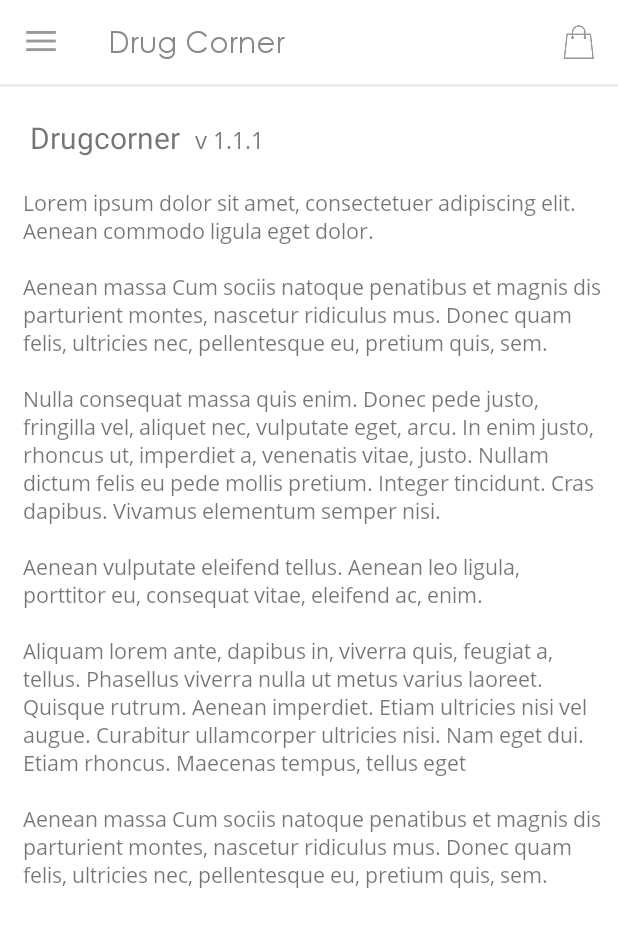
After one commit to ravigupta9363/CustomerApp, an Android app: the fragment AboutUsFragment placed in its activity, on a phone screen of 412 x 824 dp. The commit adds this screen. Shown: the top 927 px of the screen. Run offline under Robolectric (Android 15) with nearby library versions, the phone set to English and light mode, and no system bars; Roboto replaces fonts that are not available here; 5 statements that could not run were skipped.

Commit message:
"about us page completed"

```diff
--- /dev/null
+++ b/app/src/main/java/com/example/ravi_gupta/slider/Fragment/AboutUsFragment.java
@@ -0,0 +1,131 @@
+package com.example.ravi_gupta.slider.Fragment;
+
+import android.app.Activity;
+import android.app.Fragment;
+import android.graphics.Typeface;
+import android.net.Uri;
+import android.os.Bundle;
+import android.text.Html;
+import android.text.method.ScrollingMovementMethod;
+import android.view.LayoutInflater;
+import android.view.View;
+import android.view.ViewGroup;
+import android.widget.TextView;
+
+import com.example.ravi_gupta.slider.R;
+
+/**
+ * A simple {@link Fragment} subclass.
+ * Activities that contain this fragment must implement the
+ * {@link AboutUsFragment.OnFragmentInteractionListener} interface
+ * to handle interaction events.
+ * Use the {@link AboutUsFragment#newInstance} factory method to
+ * create an instance of this fragment.
+ */
+public class AboutUsFragment extends android.support.v4.app.Fragment {
+    // TODO: Rename parameter arguments, choose names that match
+    // the fragment initialization parameters, e.g. ARG_ITEM_NUMBER
+    private static final String ARG_PARAM1 = "param1";
+    private static final String ARG_PARAM2 = "param2";
+    TextView productName;
+    TextView version;
+    TextView aboutText;
+
+    // TODO: Rename and change types of parameters
+    private String mParam1;
+    private String mParam2;
+
+    private OnFragmentInteractionListener mListener;
+
+    /**
+     * Use this factory method to create a new instance of
+     * this fragment using the provided parameters.
+     *
+     * @param param1 Parameter 1.
+     * @param param2 Parameter 2.
+     * @return A new instance of fragment AboutUsFragment.
+     */
+    // TODO: Rename and change types and number of parameters
+    public static AboutUsFragment newInstance(String param1, String param2) {
+        AboutUsFragment fragment = new AboutUsFragment();
+        return fragment;
+    }
+
+    public AboutUsFragment() {
+        // Required empty public constructor
+    }
+
+    @Override
+    public void onCreate(Bundle savedInstanceState) {
+        super.onCreate(savedInstanceState);
+    }
+
+    @Override
+    public View onCreateView(LayoutInflater inflater, ViewGroup container,
+                             Bundle savedInstanceState) {
+        // Inflate the layout for this fragment
+        View rootview = inflater.inflate(R.layout.fragment_about_us, container, false);
+
+        Typeface typeface1 = Typeface.createFromAsset(getActivity().getAssets(),"fonts/gothic.ttf");
+        Typeface typeface2 = Typeface.createFromAsset(getActivity().getAssets(),"fonts/OpenSans-Regular.ttf");
+        Typeface typeface3 = Typeface.createFromAsset(getActivity().getAssets(), "fonts/Lato-Regular.ttf");
+        productName = (TextView) rootview.findViewById(R.id.fragment_about_us_textview1);
+        version = (TextView) rootview.findViewById(R.id.fragment_about_us_textview2);
+        aboutText = (TextView) rootview.findViewById(R.id.fragment_about_us_textview3);
+
+        productName.setTypeface(typeface3);
+        version.setTypeface(typeface2);
+        aboutText.setTypeface(typeface2);
+
+        aboutText.setMovementMethod(new ScrollingMovementMethod());
+
+        String aboutTextString  = "<p>Lorem ipsum dolor sit amet, consectetuer adipiscing elit. Aenean commodo ligula eget dolor.</p>" +
+                "<p> Aenean massa Cum sociis natoque penatibus et magnis dis parturient montes, nascetur ridiculus mus. Donec quam felis, ultricies nec, pellentesque eu, pretium quis, sem.</p>" +
+                "<p> Nulla consequat massa quis enim. Donec pede justo, fringilla vel, aliquet nec, vulputate eget, arcu. In enim justo, rhoncus ut, imperdiet a, venenatis vitae, justo. Nullam dictum felis eu pede mollis pretium. Integer tincidunt. Cras dapibus. Vivamus elementum semper nisi.</p>" +
+                "<p> Aenean vulputate eleifend tellus. Aenean leo ligula, porttitor eu, consequat vitae, eleifend ac, enim.</p>" +
+                "<p> Aliquam lorem ante, dapibus in, viverra quis, feugiat a, tellus. Phasellus viverra nulla ut metus varius laoreet. Quisque rutrum. Aenean imperdiet. Etiam ultricies nisi vel augue. Curabitur ullamcorper ultricies nisi. Nam eget dui. Etiam rhoncus. Maecenas tempus, tellus eget </p>" +
+                "<p> Aenean massa Cum sociis natoque penatibus et magnis dis parturient montes, nascetur ridiculus mus. Donec quam felis, ultricies nec, pellentesque eu, pretium quis, sem.</p>";
+        aboutText.setText(Html.fromHtml(aboutTextString));
+        return rootview;
+    }
+
+    // TODO: Rename method, update argument and hook method into UI event
+    public void onButtonPressed(Uri uri) {
+        if (mListener != null) {
+            mListener.onFragmentInteraction(uri);
+        }
+    }
+
+    @Override
+    public void onAttach(Activity activity) {
+        super.onAttach(activity);
+        try {
+            mListener = (OnFragmentInteractionListener) activity;
+        } catch (ClassCastException e) {
+            throw new ClassCastException(activity.toString()
+                    + " must implement OnFragmentInteractionListener");
+        }
+    }
+
+    @Override
+    public void onDetach() {
+        super.onDetach();
+        mListener = null;
+    }
+
+    /**
+     * This interface must be implemented by activities that contain this
+     * fragment to allow an interaction in this fragment to be communicated
+     * to the activity and potentially other fragments contained in that
+     * activity.
+     * <p/>
+     * See the Android Training lesson <a href=
+     * "http://developer.android.com/training/basics/fragments/communicating.html"
+     * >Communicating with Other Fragments</a> for more information.
+     */
+    public interface OnFragmentInteractionListener {
+        // TODO: Update argument type and name
+        public void onFragmentInteraction(Uri uri);
+    }
+
+}
--- a/app/src/main/java/com/example/ravi_gupta/slider/MainActivity.java
+++ b/app/src/main/java/com/example/ravi_gupta/slider/MainActivity.java
@@ -1,8 +1,9 @@
 package com.example.ravi_gupta.slider;
 
-import android.app.FragmentManager;
 import android.app.ProgressDialog;
+import android.content.ActivityNotFoundException;
 import android.content.Context;
+import android.content.Intent;
 import android.content.res.Configuration;
 import android.content.res.TypedArray;
 import android.graphics.Color;
@@ -32,6 +33,7 @@
 import com.example.ravi_gupta.slider.Adapter.NavDrawerListAdapter;
 import com.example.ravi_gupta.slider.Details.AddressDetails;
 import com.example.ravi_gupta.slider.Details.NavigationDrawerItemDetails;
+import com.example.ravi_gupta.slider.Fragment.AboutUsFragment;
 import com.example.ravi_gupta.slider.Fragment.ListFragment;
 import com.example.ravi_gupta.slider.Fragment.MainFragment;
 import com.example.ravi_gupta.slider.Fragment.SendOrderFragment;
@@ -44,7 +46,7 @@
 
 public class MainActivity extends ActionBarActivity implements ListFragment.OnFragmentInteractionListener, OnFragmentChange,
         SendOrderFragment.OnFragmentInteractionListener, changeLocationFragment.OnFragmentInteractionListener,
-        MainFragment.OnFragmentInteractionListener{
+        MainFragment.OnFragmentInteractionListener, AboutUsFragment.OnFragmentInteractionListener{
 
     public int updateLocation = 0;
     public boolean addedToList = false;
@@ -80,17 +82,9 @@
         decor.removeView(child);
         LinearLayout container = (LinearLayout) mDrawerLayout.findViewById(R.id.mContainer); // This is the container we defined just now.
         container.addView(child);
-
         // Make the drawer replace the first child
         decor.addView(mDrawerLayout);
-        //android.support.v7.widget.Toolbar toolbar = (android.support.v7.widget.Toolbar)findViewById(R.id.toolbar);
-        //TextView toolbarText = (TextView)findViewById(R.id.toolbarText);
-
-        //Typeface typeFace=Typeface.createFromAsset(toolbar.getContext().getAssets(), "fonts/gothic.ttf");
-        //toolbarText.setTypeface(typeFace);
-
-
-        getSupportActionBar().setElevation(0);
+        getSupportActionBar().setElevation(0);//Removing Shaodow
 
         // load slide menu items
         navMenuTitles = getResources().getStringArray(R.array.sections_title);
@@ -113,21 +107,12 @@
         navDrawerItems.add(new NavigationDrawerItemDetails(navMenuTitles[6], navMenuIcons.getResourceId(6, -1)));
         navDrawerItems.add(new NavigationDrawerItemDetails(navMenuTitles[7], navMenuIcons.getResourceId(7, -1)));
 
-
         // Recycle the typed array
         navMenuIcons.recycle();
 
-
-
-        //Typeface typeFace=Typeface.createFromAsset(getAssets(), "fonts/gothic.ttf");
-
         SpannableString s = new SpannableString("Drug Corner");
-        //
-
         s.setSpan(new TypefaceSpan(this, "gothic.ttf"), 0, s.length(), Spannable.SPAN_EXCLUSIVE_EXCLUSIVE);
         s.setSpan(new ForegroundColorSpan(Color.GRAY), 0, s.length(), Spannable.SPAN_INCLUSIVE_INCLUSIVE);
-
-// Update the action bar title with the TypefaceSpan instance
         android.support.v7.app.ActionBar actionBar = getSupportActionBar();
         actionBar.setTitle(s);
         mTitle = mDrawerTitle = s.toString();
@@ -149,25 +134,18 @@
                 R.string.app_name // nav drawer close - description for accessibility
         ){
             public void onDrawerClosed(View view) {
-               // getSupportActionBar().setTitle(mDrawerTitle);
-                //getActionBar().setTitle(mDrawerTitle);
-                // calling onPrepareOptionsMenu() to show action bar icons
                 invalidateOptionsMenu();
             }
 
             public void onDrawerOpened(View drawerView) {
-                //getActionBar().setTitle(mDrawerTitle);
-              //  getSupportActionBar().setTitle(mDrawerTitle);
-                // calling onPrepareOptionsMenu() to hide action bar icons
                 invalidateOptionsMenu();
             }
         };
+
         mDrawerLayout.setDrawerListener(mDrawerToggle);
         mDrawerList.setOnItemClickListener(new SlideMenuClickListener());
 
         if (savedInstanceState == null) {
-            // on first time display view for first nav item
-            //displayView(0);
         }
 
     }
@@ -185,6 +163,7 @@
     private void displayView(int position) {
         // update the main content by replacing fragments
         Fragment fragment = null;
+        final android.support.v4.app.FragmentManager fragmentManager = getSupportFragmentManager();
         switch (position) {
             case 0:
                 //fragment = new HomeFragment();
@@ -201,10 +180,25 @@
                 //fragment = new CommunityFragment();
                 break;
             case 4:
-                //fragment = new PagesFragment();
+                Uri uri = Uri.parse("market://details?id=" + "com.cubeactive.qnotelistfree" );// this.getPackageName()
+                Intent goToMarket = new Intent(Intent.ACTION_VIEW, uri);
+                try {
+                    startActivity(goToMarket);
+                } catch (ActivityNotFoundException e) {
+                    startActivity(new Intent(Intent.ACTION_VIEW, Uri.parse("http://play.google.com/store/apps/details?id=" +  "com.cubeactive.qnotelistfree")));
+                }
+                mDrawerLayout.closeDrawer(mDrawerList);
                 break;
             case 5:
                 //fragment = new WhatsHotFragment();
+                break;
+            case 6:
+                break;
+            case 7:
+                fragmentManager.beginTransaction()
+                        .replace(R.id.fragment_main_container, new AboutUsFragment()).addToBackStack(null)
+                        .commitAllowingStateLoss();
+                mDrawerLayout.closeDrawer(mDrawerList);
                 break;
 
             default:
@@ -212,7 +206,7 @@
         }
 
         if (fragment != null) {
-            FragmentManager fragmentManager = getFragmentManager();
+            //FragmentManager fragmentManager = getFragmentManager();
             //fragmentManager.beginTransaction()
               //      .replace(R.id.frame_container, fragment).commit();
 
@@ -221,6 +215,7 @@
             mDrawerList.setSelection(position);
             setTitle(navMenuTitles[position]);
             mDrawerLayout.closeDrawer(mDrawerList);
+
         } else {
             // error in creating fragment
             Log.e("MainActivity", "Error in creating fragment");
--- /dev/null
+++ b/app/src/main/res/layout/fragment_about_us.xml
@@ -0,0 +1,52 @@
+<LinearLayout xmlns:android="http://schemas.android.com/apk/res/android"
+    xmlns:tools="http://schemas.android.com/tools" android:layout_width="match_parent"
+    android:layout_height="match_parent" android:orientation="vertical"
+    tools:context="com.example.ravi_gupta.slider.Fragment.AboutUsFragment"
+    android:background="#FFF">
+
+    <View
+        android:layout_width="match_parent"
+        android:layout_height="2dp"
+        android:background="#EEE"
+        android:id="@+id/view"/>
+
+    <LinearLayout
+        android:layout_width="match_parent"
+        android:layout_height="wrap_content"
+        android:orientation="horizontal"
+        android:layout_marginTop="10dp"
+        android:layout_marginBottom="0dp"
+        android:padding="10dp"
+        android:layout_marginLeft="10dp">
+
+        <TextView
+            android:layout_width="wrap_content"
+            android:layout_height="wrap_content"
+            android:id="@+id/fragment_about_us_textview1"
+            android:textSize="20dp"
+            android:text="Drugcorner"
+            android:layout_marginRight="10sp"
+            />
+
+        <TextView
+            android:layout_width="wrap_content"
+            android:layout_height="wrap_content"
+            android:id="@+id/fragment_about_us_textview2"
+            android:text="v 1.1.1"
+            android:textSize="15sp"/>
+
+
+    </LinearLayout>
+
+    <TextView
+        android:layout_width="match_parent"
+        android:layout_height="wrap_content"
+        android:id="@+id/fragment_about_us_textview3"
+        android:lineSpacingMultiplier="1"
+        android:padding="10dp"
+        android:layout_marginLeft="5dp"
+        android:maxLines = "100"
+        android:scrollbars = "vertical"/>
+
+
+</LinearLayout>
--- a/app/src/main/res/values/styles.xml
+++ b/app/src/main/res/values/styles.xml
@@ -2,7 +2,7 @@
     <style name="AppTheme" parent="Theme.AppCompat.Light.DarkActionBar">
         <!-- Customize your theme here. -->
         <item name="colorPrimary">#FFF</item>
-        <item name="colorPrimaryDark">#DDD</item>//#2E9C58
+        <item name="colorPrimaryDark">#000</item>//#2E9C58
         <item name="colorAccent">#74C291</item>
         <item name="android:windowContentOverlay">@null</item>
         <item name="homeAsUpIndicator">@mipmap/dc_menu</item>
```
